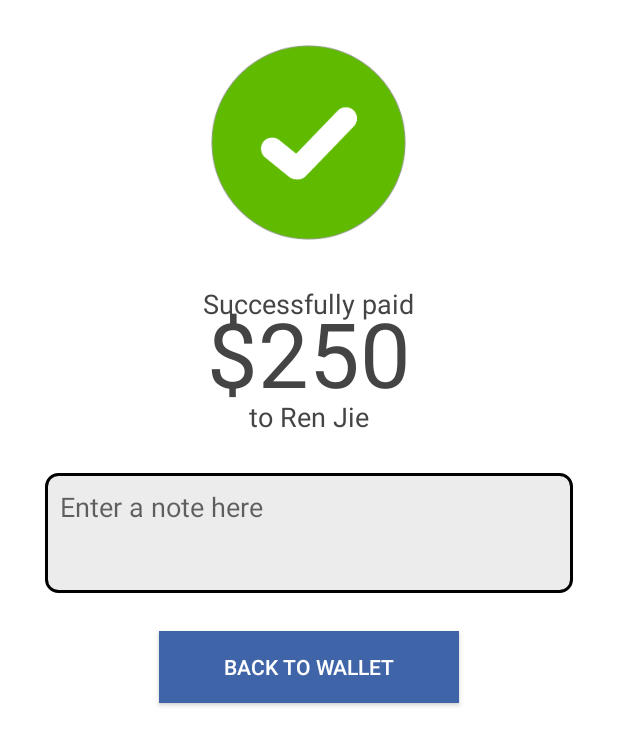
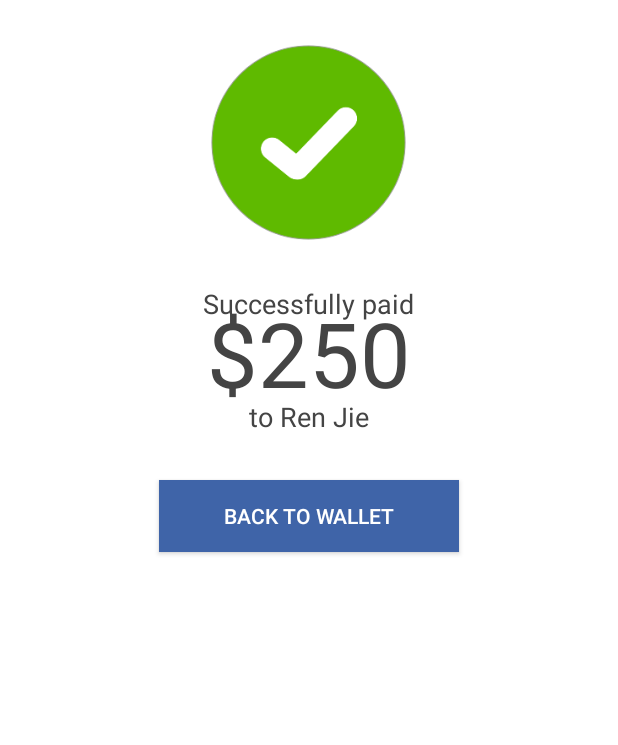
Before and after one commit to veniversum/motion-track-mobile-client, an Android app: the layout activity_payment_done.xml on its own in the app's theme, with its tools: preview values and no code run, on a phone screen of 412 x 824 dp. Shown: the top 745 px of the screen. Run offline under Robolectric (Android 15) with nearby library versions, the phone set to English and light mode, and no system bars.

Commit message:
Revert "add note box after pmt successful and removed old spinner"
This reverts commit 928c38a4a8c48f79c40633465ac12af7cb25ba8d.

```diff
--- a/app/src/main/res/drawable-hdpi/note_border.xml
+++ /dev/null
@@ -1,8 +0,0 @@
-<?xml version="1.0" encoding="utf-8"?>
-<shape xmlns:android="http://schemas.android.com/apk/res/android">
-    <solid  android:color="#ececec" />
-    <corners android:radius="8dp" />
-    <stroke
-        android:color="#000000"
-        android:width="2dp" />
-</shape>
--- a/app/src/main/res/layout/activity_payment_done.xml
+++ b/app/src/main/res/layout/activity_payment_done.xml
@@ -66,30 +66,20 @@
 
     </RelativeLayout>
 
-    <EditText
-        android:id="@+id/note_txn"
-        android:layout_width="match_parent"
-        android:layout_height="80dp"
-        android:layout_marginLeft="30dp"
-        android:layout_marginRight="30dp"
-        android:layout_below="@+id/content_status"
-        android:hint="Enter a note here"
-        android:gravity="top"
-        android:padding="10dp"
-        android:layout_marginTop="25dp"
-        android:background="@drawable/note_border"/>
 
     <Button
         android:id="@+id/button_back"
         style="?metaButtonBarButtonStyle"
         android:layout_width="200dp"
         android:layout_height="wrap_content"
+        android:layout_weight="1"
         android:text="BACK TO WALLET"
         android:textColor="#ffffff"
         android:layout_centerHorizontal="true"
-        android:layout_below="@id/note_txn"
-        android:layout_marginTop="25dp"
-        android:background="#3f64a8" />
+        android:layout_below="@id/content_status"
+        android:layout_marginTop="30dp"
+        android:background="#3f64a8"
+        />
 
 
 
```
Also changed, not shown: app/src/main/java/cxa16/com/shay/PaymentDoneActivity.java (+4 -10 lines), app/src/main/java/cxa16/com/shay/ShakingActivity.java (+10 -2 lines), app/src/main/java/cxa16/com/shay/WalletActivity.java (+4 -18 lines), app/src/main/res/layout/activity_shaking.xml (+10 -10 lines).
